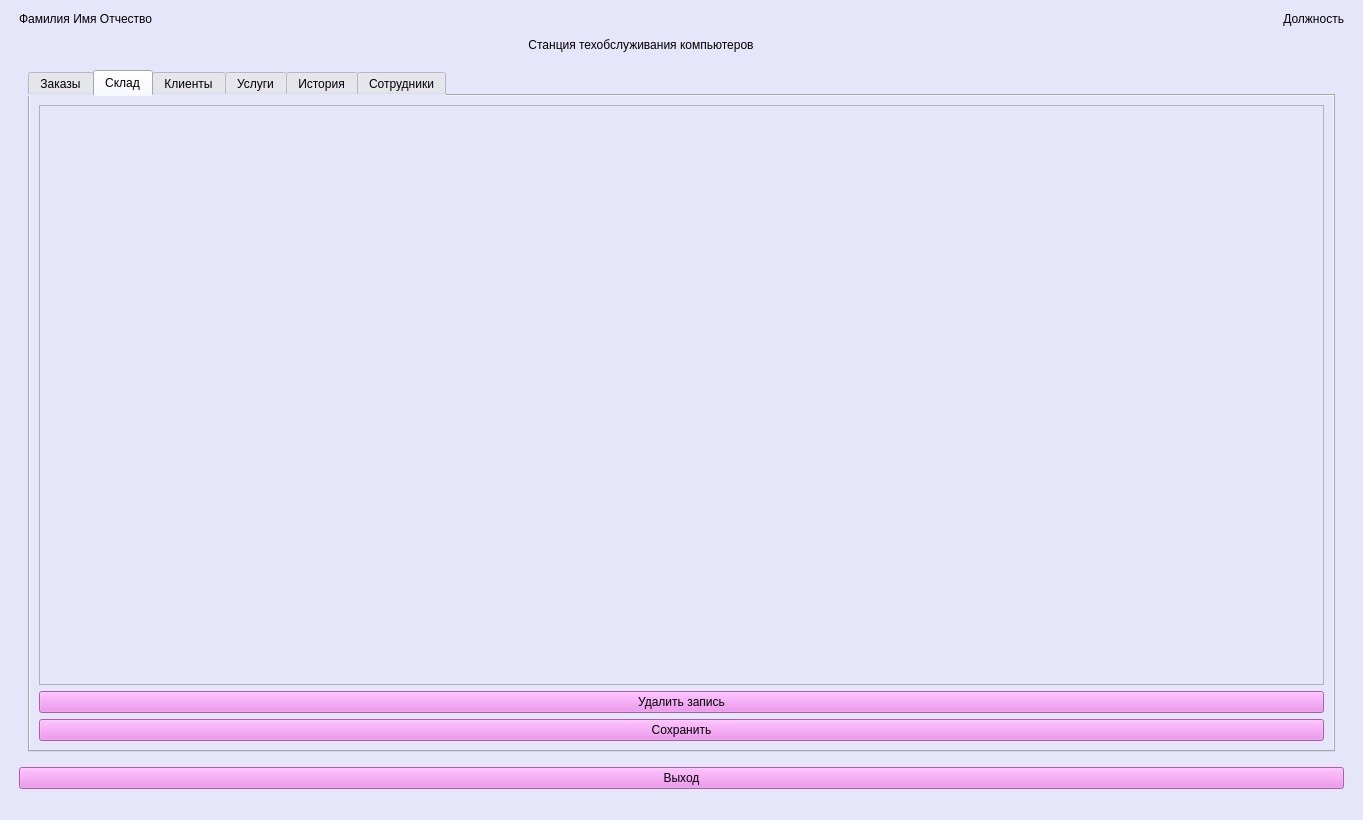
The window that forms/main.ui (Cr1sspY/STOK_diplom) describes before a commit, drawn with Qt 5.
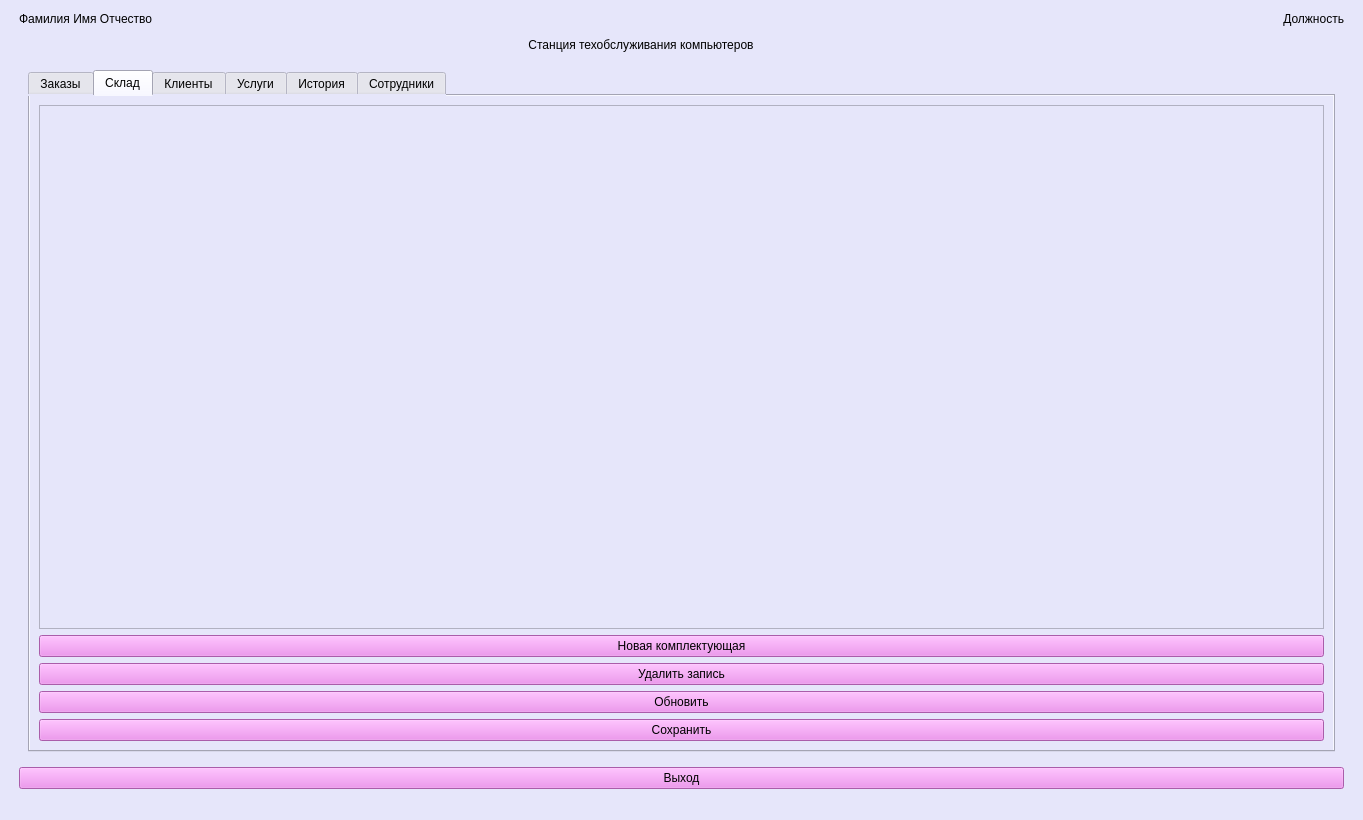
The same window after the commit. The open tabs and pages were chosen to show the change. Icons and pictures are not drawn.

```diff
--- a/forms/main.ui
+++ b/forms/main.ui
@@ -235,7 +235,27 @@
                   <string>Склад</string>
                  </attribute>
                  <layout class="QGridLayout" name="gridLayout_9">
-                  <item row="1" column="0">
+                  <item row="4" column="0">
+                   <widget class="QPushButton" name="save_wh_btn">
+                    <property name="styleSheet">
+                     <string notr="true">background-color: rgb(238, 130, 238);</string>
+                    </property>
+                    <property name="text">
+                     <string>Сохранить</string>
+                    </property>
+                   </widget>
+                  </item>
+                  <item row="3" column="0">
+                   <widget class="QPushButton" name="upd_wh_btn">
+                    <property name="styleSheet">
+                     <string notr="true">background-color: rgb(238, 130, 238);</string>
+                    </property>
+                    <property name="text">
+                     <string>Обновить</string>
+                    </property>
+                   </widget>
+                  </item>
+                  <item row="2" column="0">
                    <widget class="QPushButton" name="del_wh_btn">
                     <property name="styleSheet">
                      <string notr="true">background-color: rgb(238, 130, 238);</string>
@@ -252,13 +272,13 @@
                     </attribute>
                    </widget>
                   </item>
-                  <item row="2" column="0">
-                   <widget class="QPushButton" name="save_wh_btn">
+                  <item row="1" column="0">
+                   <widget class="QPushButton" name="add_wh_btn">
                     <property name="styleSheet">
                      <string notr="true">background-color: rgb(238, 130, 238);</string>
                     </property>
                     <property name="text">
-                     <string>Сохранить</string>
+                     <string>Новая комплектующая</string>
                     </property>
                    </widget>
                   </item>
```
Left out of the diff: 2 changed lines with no effect on the pictures.
